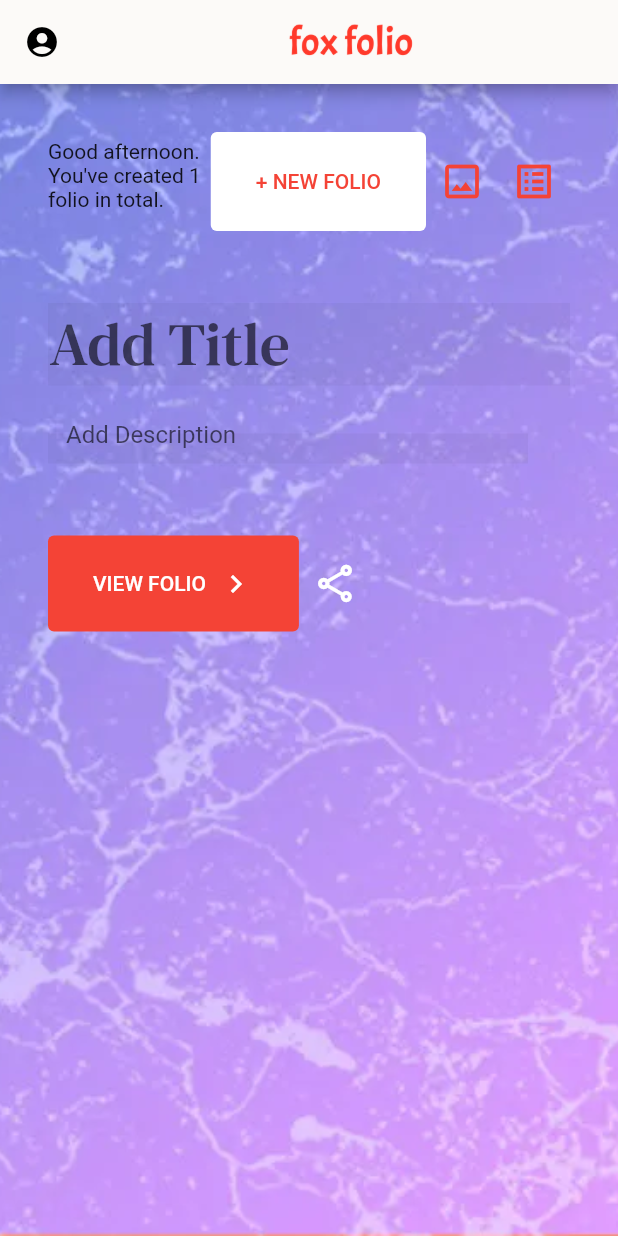
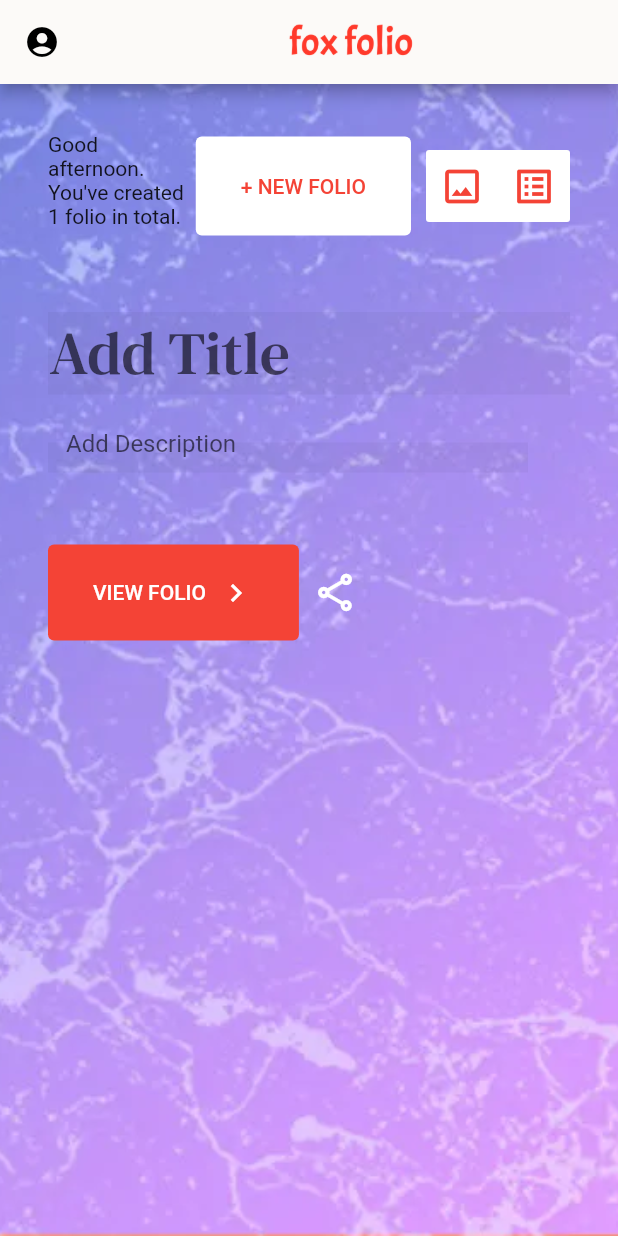
Before and after one commit to jademisato/fox, a Flutter app: the screen it shows after launch, on a phone screen of 412 x 824 dp. Run offline on Flutter 3.47's test engine with Material 2 defaults, Android fonts, the phone set to English and light mode, and no system bars; project files that could hold a hidden picture were left out.

Commit message:
Add white background to IconButtons.

```diff
--- a/lib/main.dart
+++ b/lib/main.dart
@@ -33,7 +33,17 @@
               padding: EdgeInsets.fromLTRB(30, 25, 30, 25),
             ),
           ),
+          Container(
+            margin: EdgeInsets.only(left: 10.0),
+            decoration: BoxDecoration(
+              borderRadius: BorderRadius.circular(2),
+              color: Colors.white,
+            ),
+            child: Row(
+              children: [
                 IconButton(
+                  highlightColor: Colors.blue,
+                  hoverColor: Colors.green,
                   onPressed: () {},
                   icon: const Icon(
                     Icons.crop_original,
@@ -49,6 +59,9 @@
                     color: Colors.red,
                     size: 30.0,
                     semanticLabel: 'List View',
+                  ),
+                ),
+              ],
             ),
           ),
         ],
```
Lines whose indentation alone changed are shown as unchanged.
